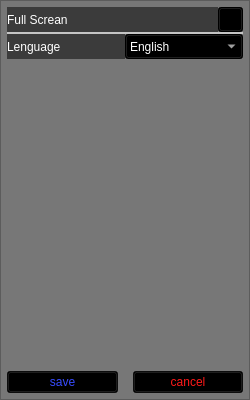
Qt form client/settings.ui (lev12/launcher) before a commit.
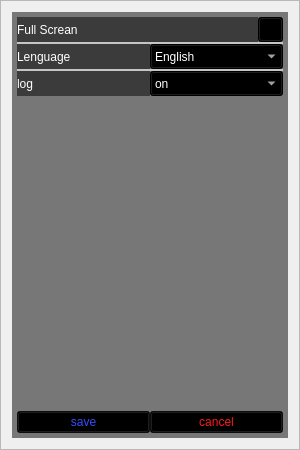
The same form after that commit.

```diff
--- a/client/settings.ui
+++ b/client/settings.ui
@@ -6,14 +6,14 @@
    <rect>
     <x>0</x>
     <y>0</y>
-    <width>250</width>
-    <height>400</height>
+    <width>300</width>
+    <height>450</height>
    </rect>
   </property>
   <property name="minimumSize">
    <size>
-    <width>250</width>
-    <height>400</height>
+    <width>300</width>
+    <height>450</height>
    </size>
   </property>
   <property name="windowTitle">
@@ -25,15 +25,9 @@
   <property name="frameShadow">
    <enum>QFrame::Raised</enum>
   </property>
+  <layout class="QHBoxLayout" name="horizontalLayout_5">
+   <item>
   <widget class="QFrame" name="horizontalFrame">
-   <property name="geometry">
-    <rect>
-     <x>0</x>
-     <y>0</y>
-     <width>250</width>
-     <height>400</height>
-    </rect>
-   </property>
    <property name="minimumSize">
     <size>
      <width>250</width>
@@ -46,16 +40,16 @@
    </property>
    <layout class="QHBoxLayout" name="horizontalLayout">
     <property name="leftMargin">
-     <number>2</number>
+       <number>0</number>
     </property>
     <property name="topMargin">
-     <number>2</number>
+       <number>0</number>
     </property>
     <property name="rightMargin">
-     <number>2</number>
+       <number>0</number>
     </property>
     <property name="bottomMargin">
-     <number>2</number>
+       <number>0</number>
     </property>
     <item>
      <layout class="QVBoxLayout" name="verticalLayout">
@@ -217,6 +211,97 @@
         </item>
        </layout>
       </item>
+        <item>
+         <widget class="QFrame" name="frame_2">
+          <property name="minimumSize">
+           <size>
+            <width>0</width>
+            <height>2</height>
+           </size>
+          </property>
+          <property name="maximumSize">
+           <size>
+            <width>16777215</width>
+            <height>2</height>
+           </size>
+          </property>
+          <property name="styleSheet">
+           <string notr="true">background-color: rgb(255, 255, 255);</string>
+          </property>
+          <property name="frameShape">
+           <enum>QFrame::StyledPanel</enum>
+          </property>
+          <property name="frameShadow">
+           <enum>QFrame::Raised</enum>
+          </property>
+         </widget>
+        </item>
+        <item>
+         <layout class="QHBoxLayout" name="horizontalLayout_6">
+          <property name="spacing">
+           <number>0</number>
+          </property>
+          <property name="topMargin">
+           <number>0</number>
+          </property>
+          <item>
+           <widget class="QLabel" name="label_3">
+            <property name="minimumSize">
+             <size>
+              <width>0</width>
+              <height>25</height>
+             </size>
+            </property>
+            <property name="styleSheet">
+             <string notr="true">color: rgb(255, 255, 255);</string>
+            </property>
+            <property name="text">
+             <string>log</string>
+            </property>
+            <property name="margin">
+             <number>5</number>
+            </property>
+           </widget>
+          </item>
+          <item>
+           <widget class="QComboBox" name="logComboBox">
+            <property name="minimumSize">
+             <size>
+              <width>0</width>
+              <height>25</height>
+             </size>
+            </property>
+            <property name="maximumSize">
+             <size>
+              <width>16777215</width>
+              <height>25</height>
+             </size>
+            </property>
+            <property name="styleSheet">
+             <string notr="true">color: rgb(255, 255, 255);
+background-color: rgb(0, 0, 0);
+selection-color: rgb(255, 255, 255);
+selection-background-color: rgba(150, 150, 150, 128);</string>
+            </property>
+            <item>
+             <property name="text">
+              <string>on</string>
+             </property>
+            </item>
+            <item>
+             <property name="text">
+              <string>send to the server</string>
+             </property>
+            </item>
+            <item>
+             <property name="text">
+              <string>off</string>
+             </property>
+            </item>
+           </widget>
+          </item>
+         </layout>
+        </item>
       <item>
        <spacer name="verticalSpacer">
         <property name="orientation">
@@ -233,7 +318,7 @@
       <item>
        <layout class="QHBoxLayout" name="horizontalLayout_4">
         <property name="spacing">
-         <number>15</number>
+           <number>0</number>
         </property>
         <item>
          <widget class="QPushButton" name="saveButton">
@@ -263,6 +348,8 @@
     </item>
    </layout>
   </widget>
+   </item>
+  </layout>
  </widget>
  <resources/>
  <connections/>
```
Lines whose indentation alone changed are shown as unchanged.
